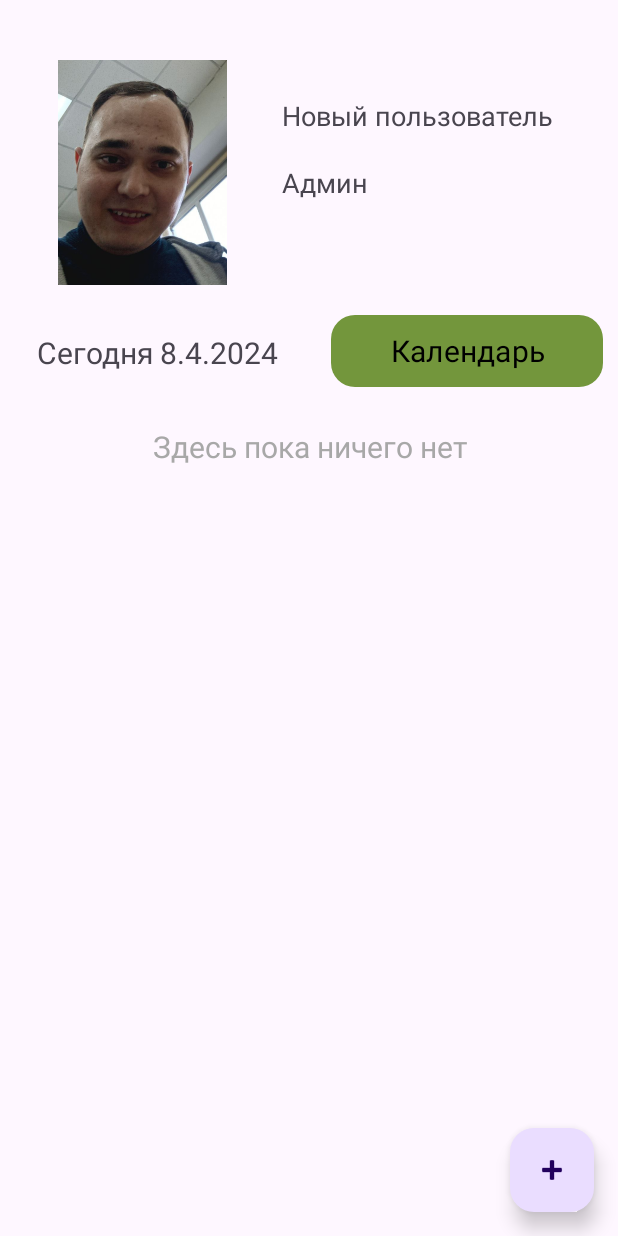
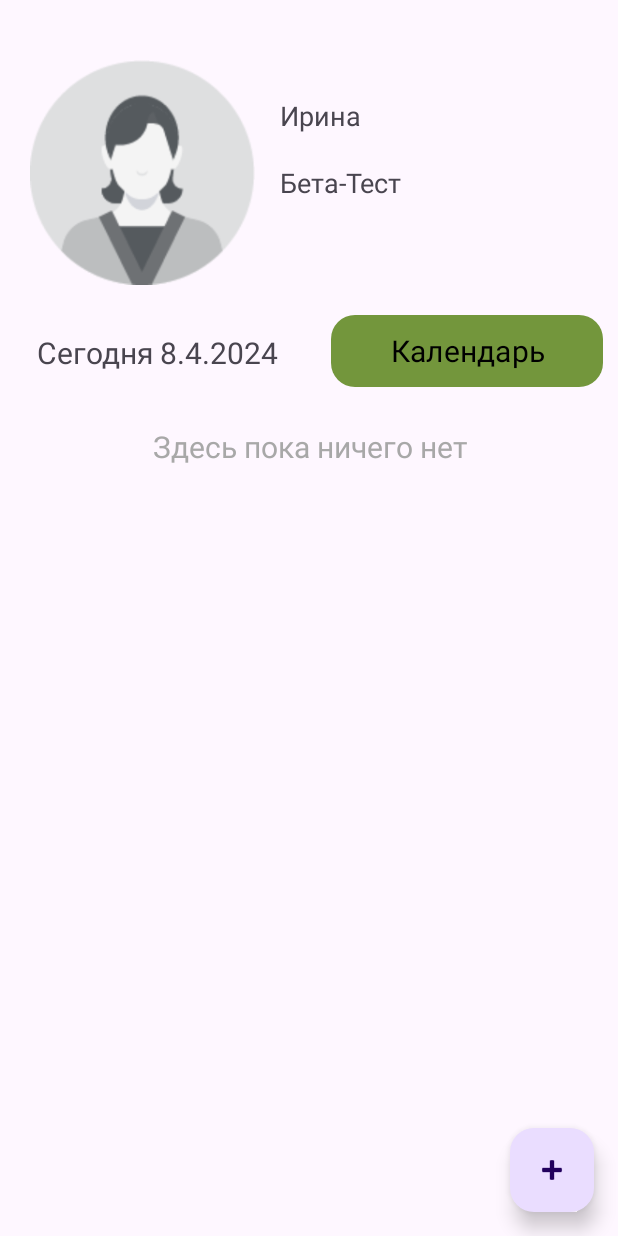
Before and after one commit to Dexl2003/Garage, an Android app: the screen it shows after launch (MainActivity), on a phone screen of 412 x 824 dp. Run offline under Robolectric (Android 15) with nearby library versions, the light colour scheme and no system bars.

Commit message:
v/1.1 Edit Stiles Edit User-DATA

```diff
--- a/app/src/main/java/com/example/dog_live/MainActivity.kt
+++ b/app/src/main/java/com/example/dog_live/MainActivity.kt
@@ -47,12 +47,12 @@ class MainActivity : AppCompatActivity() {
             file.createNewFile()
 
         val userPhotoView: ImageView = findViewById(R.id.imageView_userPhoto)
-        userPhotoView.setImageResource(R.drawable.img)
+        userPhotoView.setImageResource(R.drawable.img_empty_photo)
 
         val userNameText: TextView = findViewById(R.id.textView_UserName)
-        userNameText.setText("Новый пользователь")
+        userNameText.setText("Ирина")
         val userPostText: TextView = findViewById(R.id.textView_userPost)
-        userPostText.setText("Админ")
+        userPostText.setText("Бета-Тест")
 
         val dateTextView: TextView = findViewById(R.id.textView_date)
 
--- a/app/src/main/res/values-night/styles.xml
+++ b/app/src/main/res/values-night/styles.xml
@@ -2,13 +2,19 @@
 <resources>
 
     <style name="CancelButtonStyle">
+        <item name="android:fontFamily">@res/font/bahnschrift.TTF</item>
         <item name="android:textColor">@color/white</item>
         <item name="android:background">@drawable/rounded_background_button_cancel</item>
     </style>
 
     <style name="RecordButtonStyle">
+        <item name="android:fontFamily">@res/font/bahnschrift.TTF</item>
         <item name="android:textColor">@color/black</item>
         <item name="android:background">@drawable/rounded_background_button_ok</item>
     </style>
 
+    <style name="TextColors">
+        <item name="android:textColor">#A8A8A8</item>
+    </style>
+
 </resources>
--- a/app/src/main/res/values/styles.xml
+++ b/app/src/main/res/values/styles.xml
@@ -13,5 +13,9 @@
         <item name="android:background">@drawable/rounded_background_button_ok</item>
     </style>
 
+    <style name="TextColors">
+        <item name="android:textColor">@color/black</item>
+    </style>
+
 
 </resources>
```
Also changed, not shown: app/src/main/res/layout/activity_record.xml (+5 -5 lines), app/src/main/res/drawable/img.png (deleted), app/src/main/res/drawable/img_empty_photo.png (added).
